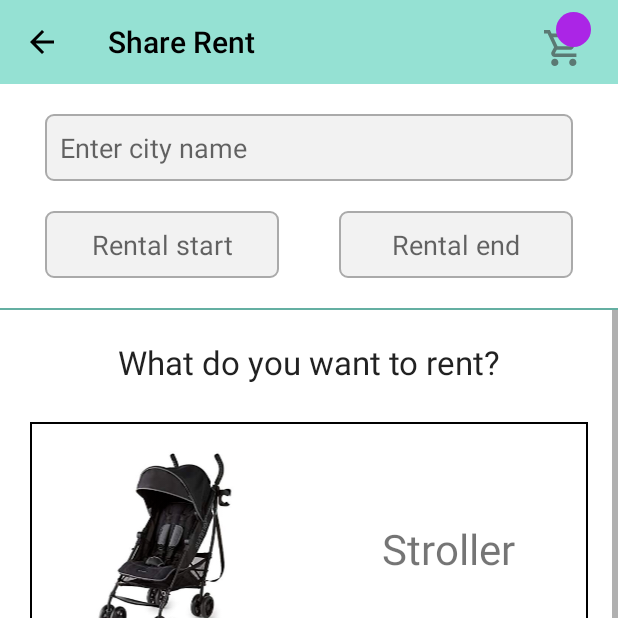
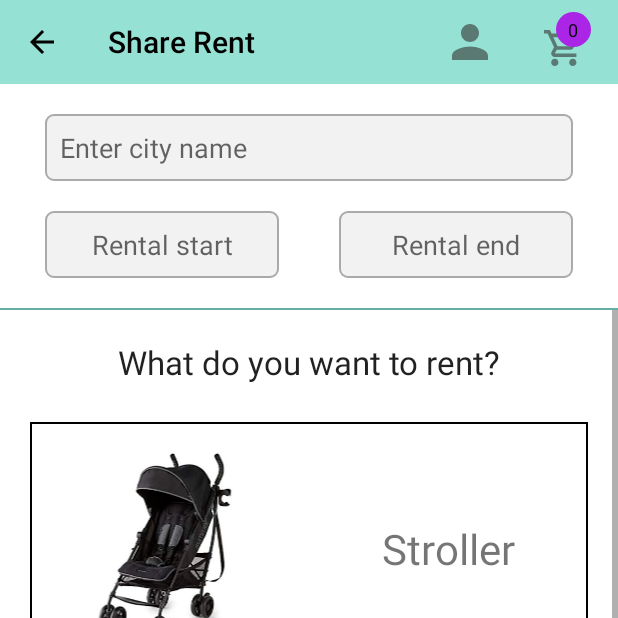
Before and after one commit to RamiAbuShaqra/Share-Rent, an Android app: the ChooseItemsActivity screen opened directly, with no data from a screen before it, on a phone screen of 412 x 824 dp, the top half of it. Run offline under Robolectric (Android 15) with nearby library versions, the phone set to English and light mode, and no system bars; our stand-ins replace Firebase (no records; nobody signed in at launch, a user with empty details on screens opened directly); 3 statements that could not run were skipped.

Commit message:
Add code to set the cart to 0 on the first run

```diff
--- a/app/src/main/AndroidManifest.xml
+++ b/app/src/main/AndroidManifest.xml
@@ -3,6 +3,7 @@
     package="com.gmail.rami.abushaqra79.sharerent">
 
     <application
+        android:name="com.gmail.rami.abushaqra79.MyApplication"
         android:allowBackup="true"
         android:fullBackupOnly="true"
         android:icon="@mipmap/ic_launcher"
--- a/app/src/main/java/com/gmail/rami/abushaqra79/MyApplication.java
+++ b/app/src/main/java/com/gmail/rami/abushaqra79/MyApplication.java
@@ -9,10 +9,10 @@ public class MyApplication extends Application {
 
     public void onCreate() {
         super.onCreate();
-        MyApplication.context = getApplicationContext();
+        context = getApplicationContext();
     }
 
     public static Context getAppContext() {
-        return MyApplication.context;
+        return context;
     }
 }
--- a/app/src/main/java/com/gmail/rami/abushaqra79/sharerent/ChooseItemsActivity.java
+++ b/app/src/main/java/com/gmail/rami/abushaqra79/sharerent/ChooseItemsActivity.java
@@ -6,7 +6,6 @@ import android.os.Bundle;
 import android.text.Editable;
 import android.text.TextWatcher;
 import android.util.Log;
-import android.view.Menu;
 import android.view.View;
 import android.widget.ArrayAdapter;
 import android.widget.AutoCompleteTextView;
@@ -36,14 +35,6 @@ public class ChooseItemsActivity extends MainActivity {
     private EditText startRentalDate;
     private EditText endRentalDate;
 
-    @Override
-    public boolean onCreateOptionsMenu(Menu menu) {
-        getMenuInflater().inflate(R.menu.menu, menu);
-
-        menu.findItem(R.id.shopping_cart).setVisible(true);
-        menu.findItem(R.id.login_status).setVisible(false);
-        return true;
-    }
 
     @Override
     protected void onCreate(Bundle savedInstanceState) {
--- a/app/src/main/java/com/gmail/rami/abushaqra79/sharerent/MainActivity.java
+++ b/app/src/main/java/com/gmail/rami/abushaqra79/sharerent/MainActivity.java
@@ -5,7 +5,9 @@ import androidx.appcompat.app.AppCompatActivity;
 
 import android.app.DatePickerDialog;
 import android.content.Intent;
+import android.content.SharedPreferences;
 import android.os.Bundle;
+import android.preference.PreferenceManager;
 import android.text.Editable;
 import android.text.TextWatcher;
 import android.util.Log;
@@ -16,6 +18,7 @@ import android.widget.ArrayAdapter;
 import android.widget.AutoCompleteTextView;
 import android.widget.DatePicker;
 import android.widget.EditText;
+import android.widget.RelativeLayout;
 import android.widget.TextView;
 
 import com.google.firebase.database.DataSnapshot;
@@ -33,6 +36,7 @@ public class MainActivity extends AppCompatActivity {
 
     // TODO check the read and write rules in realtime database
 
+    public static final int RESET_THE_CART = -100;
     private Calendar myCalendar;
     private EditText startRentalDate;
     private EditText endRentalDate;
@@ -40,17 +44,32 @@ public class MainActivity extends AppCompatActivity {
     @Override
     public boolean onCreateOptionsMenu(Menu menu) {
         getMenuInflater().inflate(R.menu.menu, menu);
+
+        int numberOfItems = PreferenceActivity.CartPreferenceFragment.updateCart(0);
+
+        RelativeLayout badgeLayout = (RelativeLayout) menu.findItem(R.id.shopping_cart).getActionView();
+        TextView cartTV = badgeLayout.findViewById(R.id.number_of_items_in_cart);
+        cartTV.setText(String.valueOf(numberOfItems));
+
+        badgeLayout.setOnClickListener(new View.OnClickListener() {
+            @Override
+            public void onClick(View v) {
+                Intent orderSummary = new Intent(MainActivity.this, SignupActivity.class);
+                startActivity(orderSummary);
+            }
+        });
+
         return true;
     }
 
     @Override
     public boolean onOptionsItemSelected(@NonNull MenuItem item) {
-        switch (item.getItemId()) {
-            case R.id.login_menu_item:
-                Intent intent = new Intent(MainActivity.this, LoginActivity.class);
-                startActivity(intent);
-                return true;
+        if (item.getItemId() == R.id.login_menu_item) {
+            Intent intent = new Intent(MainActivity.this, LoginActivity.class);
+            startActivity(intent);
+            return true;
         }
+
         return super.onOptionsItemSelected(item);
     }
 
@@ -58,6 +77,20 @@ public class MainActivity extends AppCompatActivity {
     protected void onCreate(Bundle savedInstanceState) {
         super.onCreate(savedInstanceState);
         setContentView(R.layout.activity_main);
+
+        // get shared preferences
+        SharedPreferences pref = PreferenceManager.getDefaultSharedPreferences(this);
+
+        // first time run?
+        if (pref.getBoolean("firstTimeRun", true)) {
+            // reset the shared preferences by passing -100 and make the cart items = 0
+            PreferenceActivity.CartPreferenceFragment.updateCart(RESET_THE_CART);
+            // get the preferences editor
+            SharedPreferences.Editor editor = pref.edit();
+            // avoid for next run
+            editor.putBoolean("firstTimeRun", false);
+            editor.apply();
+        }
 
         ArrayList<String> locations = new ArrayList<>();
 
@@ -252,4 +285,10 @@ public class MainActivity extends AppCompatActivity {
 
         return time;
     }
+
+    @Override
+    protected void onRestart() {
+        super.onRestart();
+        invalidateOptionsMenu();
+    }
 }
```
Also changed, not shown: app/src/main/java/com/gmail/rami/abushaqra79/sharerent/PreferenceActivity.java (+6 -3 lines).
